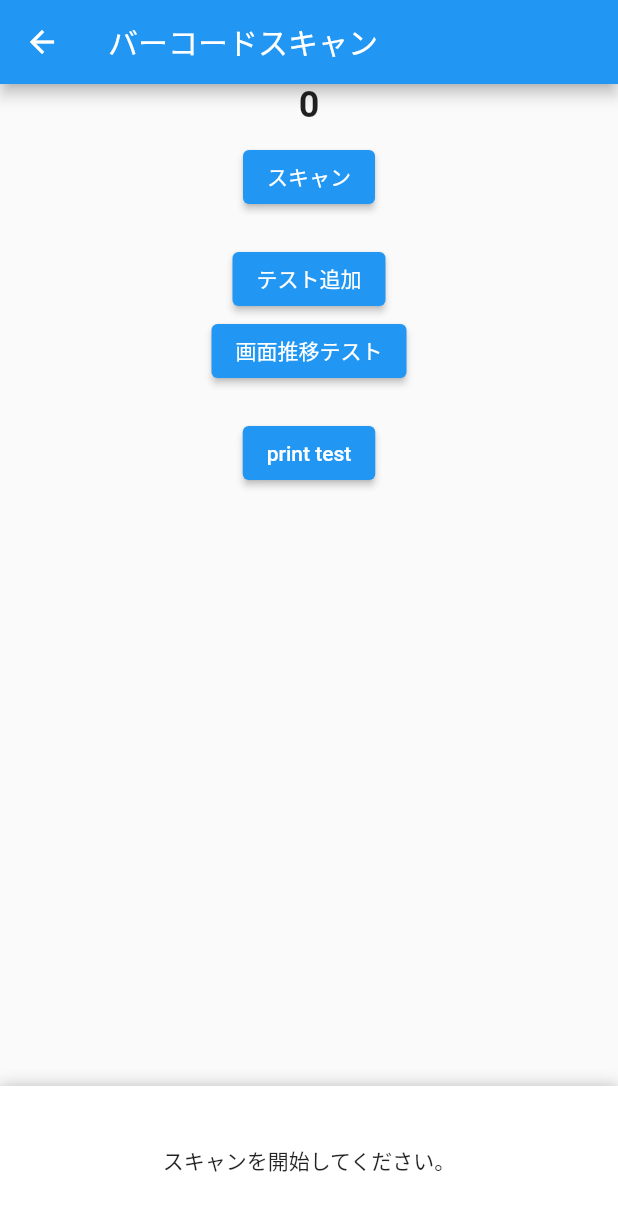
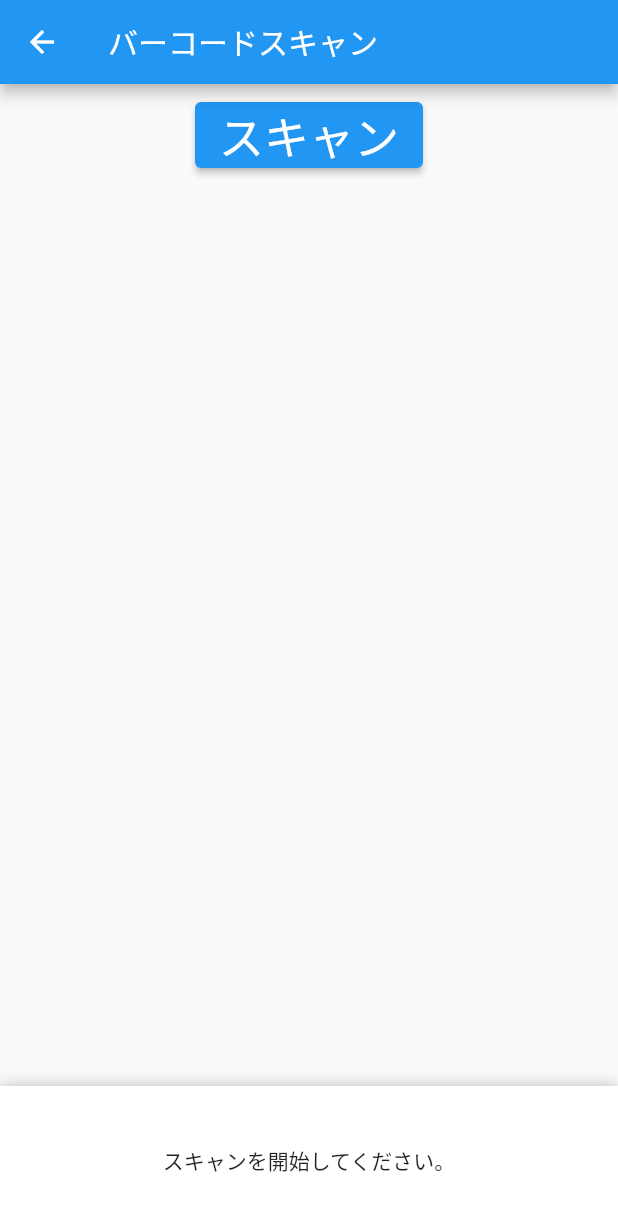
Before and after one commit to KUNKUN2121/productadd, a Flutter app: the screen it shows after launch, after a tap on "開く", on a phone screen of 412 x 824 dp. Shown: the top 1211 px of the screen. Run offline on Flutter 3.47's test engine with Material 2 defaults, Android fonts, the phone set to English and light mode, and no system bars; drawn by our look-alikes of sliding_up_panel; our stand-ins replace camera, image_picker; missing offline and left inert: flutter_barcode_scanner; network calls fail.

Commit message:
ディレクトリー 変更

```diff
--- a/lib/main.dart
+++ b/lib/main.dart
@@ -2,10 +2,10 @@ import 'package:flutter/material.dart';
 import 'package:productadd/src/pages/mgtpage.dart';
 
 import 'test/Camera.dart';
-import 'src/pages/AddPage.dart';
-import 'src/pages/NewAddPage.dart';
+import 'src/pages/AddPages/AddPage.dart';
+import 'src/pages/RegisterPages/NewAddPage.dart';
 import 'src/pages/mainpage.dart';
-import 'src/pages/NewPage.dart';
+import 'src/pages/RegisterPages/NewPage.dart';
 import 'package:camera/camera.dart';
 import 'package:flutter/services.dart';
 
--- a/lib/src/pages/AddPage.dart
+++ b/lib/src/pages/AddPages/AddPage.dart
@@ -2,8 +2,8 @@ import 'package:flutter/material.dart';
 import 'package:flutter_barcode_scanner/flutter_barcode_scanner.dart';
 import 'package:productadd/src/pages/ConfirmPage.dart';
 import 'package:sliding_up_panel/sliding_up_panel.dart';
-import '../model/Barcode.dart';
-import 'NewAddPage.dart';
+import '../../model/Barcode.dart';
+import '../RegisterPages/NewAddPage.dart';
 
 class MainAddPage extends StatefulWidget {
   @override
@@ -60,41 +60,25 @@ class _MainAddPageState extends State {
           Center(
             child: Column(
               children: [
-                Text(
-                  '$qrCode',
-                  style: TextStyle(fontSize: 24, fontWeight: FontWeight.bold),
-                ),
                 SizedBox(height: 10),
                 ElevatedButton(
-                  child: Text('スキャン'),
+                  child: Text(
+                    'スキャン',
+                    style: TextStyle(fontSize: 30),
+                  ),
                   onPressed: () => scanQrCode(),
                 ),
                 SizedBox(height: 20),
-                //テスト用 >>>
-                ElevatedButton(
-                  onPressed: () async {
-                    addProductContents('4902102072618');
-                    setState(() {});
-                  },
-                  child: Text('テスト追加'),
-                ),
-                ElevatedButton(
-                  onPressed: () {
-                    Navigator.push(
-                        context,
-                        MaterialPageRoute(
-                            builder: (context) => RegisterItemPage()));
-                    print('LOG:画面水ボタン');
-                  },
-                  child: Text('画面推移テスト'),
-                ),
+
+                /// テスト用 >>>
+                // ElevatedButton(
+                //   onPressed: () async {
+                //     addProductContents('4902102072618');
+                //     setState(() {});
+                //   },
+                //   child: Text('テスト追加'),
+                // ),
                 SizedBox(height: 20),
-                ElevatedButton(
-                  onPressed: () async {
-                    print(products.length);
-                  },
-                  child: Text('print test'),
-                ),
               ],
             ),
           ),
@@ -334,11 +318,13 @@ class _MainAddPageState extends State {
                     },
                   )),
               // Icon(Icons.cancel)
+              IconButton(onPressed: () {}, icon: Icon(Icons.plus_one)),
               IconButton(
-                  onPressed: () {
-                    _deleteitem(id);
-                  },
-                  icon: Icon(Icons.cancel)),
+                onPressed: () {
+                  _deleteitem(id);
+                },
+                icon: Icon(Icons.cancel),
+              ),
             ],
           ),
         ),
--- a/lib/src/pages/NewPage.dart
+++ b/lib/src/pages/RegisterPages/NewPage.dart
@@ -1,7 +1,7 @@
 import 'package:flutter/material.dart';
 import 'package:flutter_barcode_scanner/flutter_barcode_scanner.dart';
 // import '../model/Barcode.dart';
-import '../api/boolProduct.dart';
+import '../../api/boolProduct.dart';
 
 class NewAddPage extends StatefulWidget {
   @override
```
Also changed, not shown: lib/src/pages/RegisterPages/NewAddPage.dart (renamed from lib/src/pages/NewAddPage.dart).
